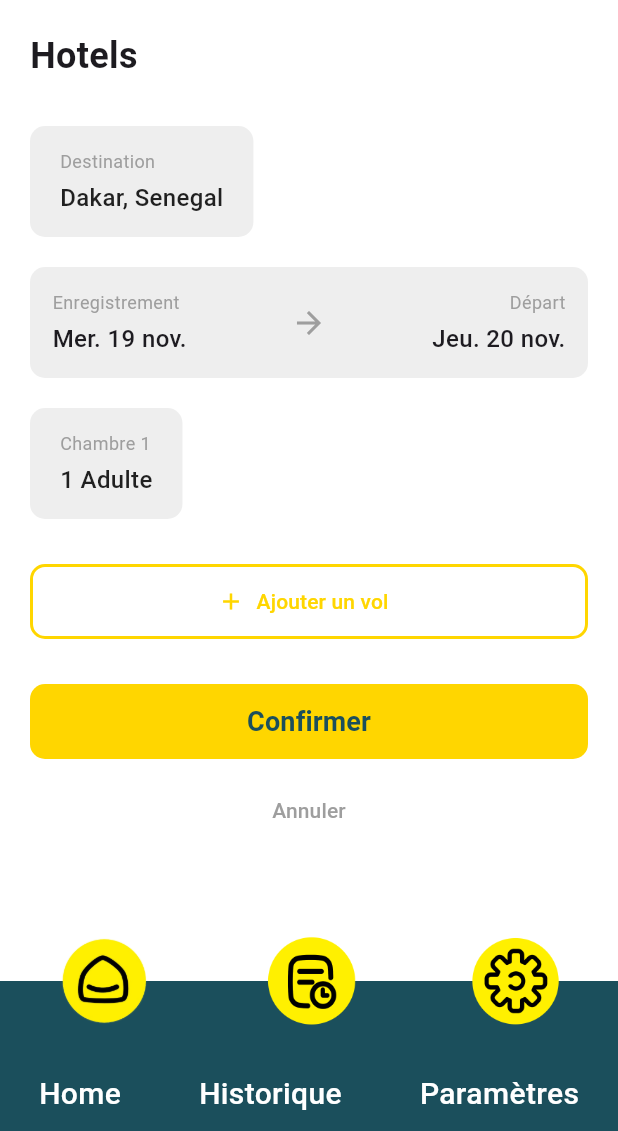
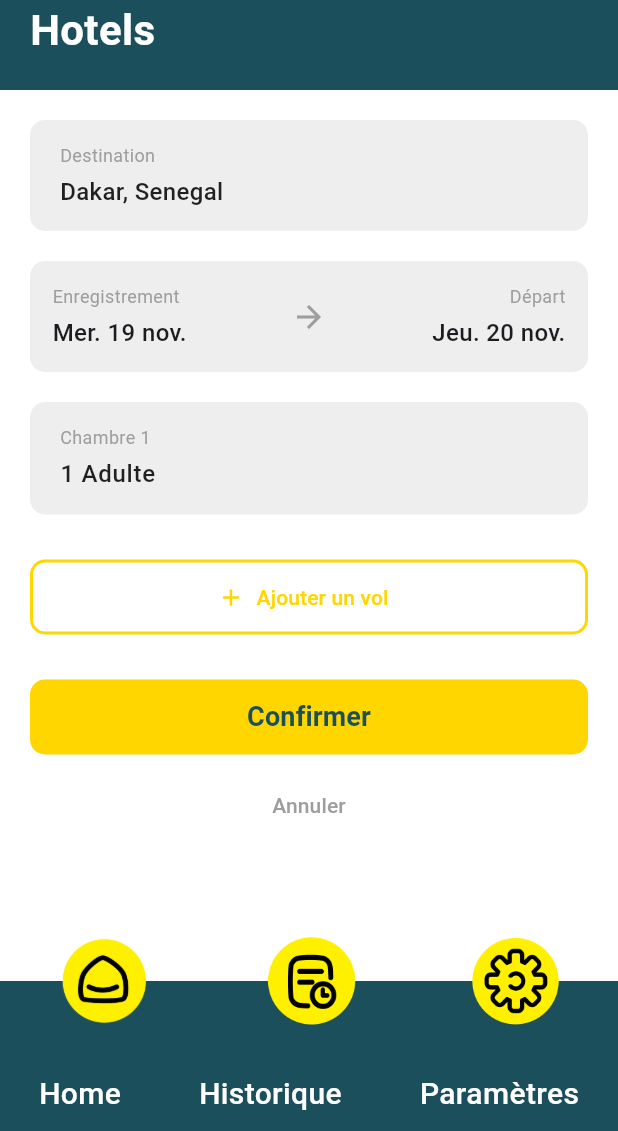
Before and after one commit to mohamed-doumbia/smile-go-app-new-version, a Flutter app: the DashboardScreen screen opened directly, after a tap on "Hôtels", on a phone screen of 412 x 824 dp, the part 105-1236 px from its top. Run offline on Flutter 3.47's test engine with Material 3 defaults, Android fonts, the phone set to English and light mode, and no system bars; our stand-ins replace dotted_line, flutter_contacts, flutter_secure_storage, permission_handler; accounts and stored records are empty.

Commit message:
nouvelle mise a jour

```diff
--- a/lib/screens/booking/hotel_search_screen.dart
+++ b/lib/screens/booking/hotel_search_screen.dart
@@ -4,12 +4,8 @@ import 'package:intl/intl.dart';
 import '../../config/theme.dart';
 import '../../widgets/custom_header.dart';
 import '../../widgets/custom_bottom_bar.dart';
-
-// Importez les providers nécessaires (nous utiliserons BookingProvider pour simuler la recherche)
 import '../../providers/booking_provider.dart';
-import 'hotel_results_screen.dart';
-// Importez l'écran de destination (à définir après la recherche)
-// import 'hotel_results_screen.dart';
+import 'hotel_results_screen.dart'; // Écran de destination après la recherche
 
 class HotelSearchScreen extends StatefulWidget {
   const HotelSearchScreen({super.key});
@@ -19,7 +15,7 @@ class HotelSearchScreen extends StatefulWidget {
 }
 
 class _HotelSearchScreenState extends State<HotelSearchScreen> {
-  // Contrôleurs pour les champs (basés sur Screen 2)
+  // Contrôleurs pour les champs
   final TextEditingController destinationController = TextEditingController(text: "Dakar, Senegal");
   final TextEditingController checkInDateController = TextEditingController(text: "Mer. 19 nov.");
   final TextEditingController checkOutDateController = TextEditingController(text: "Jeu. 20 nov.");
@@ -31,20 +27,46 @@ class _HotelSearchScreenState extends State<HotelSearchScreen> {
     "Abidjan, Côte d'Ivoire",
     "Paris, France",
     "New York, États-Unis",
-    "Dakar, Senegal", // Ajouté pour le test
+    "Dakar, Senegal",
   ];
 
   @override
   Widget build(BuildContext context) {
-    // Note: Utilisation du BookingProvider pour gérer l'état de chargement
     final booking = Provider.of<BookingProvider>(context);
 
     return Scaffold(
       backgroundColor: Colors.white,
       body: Column(
         children: [
-          // 1. HEADER
+          // 1. HEADER avec "Hotels"
+          Container(
+            decoration: const BoxDecoration(
+              color: AppColors.primaryDark,
+              borderRadius: BorderRadius.only(
+                bottomLeft: Radius.zero,
+                bottomRight: Radius.zero,
+              ),
+            ),
+            child: Column(
+              children: [
                 const CustomHeader(),
+                const Padding(
+                  padding: EdgeInsets.only(left: 20, bottom: 20),
+                  child: Align(
+                    alignment: Alignment.centerLeft,
+                    child: Text(
+                      "Hotels",
+                      style: TextStyle(
+                        fontSize: 28,
+                        fontWeight: FontWeight.w600,
+                        color: Colors.white,
+                      ),
+                    ),
+                  ),
+                ),
+              ],
+            ),
+          ),
 
           // 2. CONTENU
           Expanded(
@@ -53,14 +75,12 @@ class _HotelSearchScreenState extends State<HotelSearchScreen> {
               child: Column(
                 crossAxisAlignment: CrossAxisAlignment.start,
                 children: [
-                  const Text("Hotels", style: TextStyle(fontSize: 24, fontWeight: FontWeight.bold)),
-                  const SizedBox(height: 30),
-
-                  // 3. CARTE DESTINATION
-                  _buildHotelInputCard(
+                  // 3. CARTE DESTINATION (Non-éditable, ouvre un modal de sélection)
+                  _buildInputCard(
                     label: "Destination",
-                    valueController: destinationController,
+                    controller: destinationController,
                     onTap: () => _showCountryPicker(destinationController),
+                    isEditable: false,
                   ),
                   const SizedBox(height: 20),
 
@@ -68,20 +88,15 @@ class _HotelSearchScreenState extends State<HotelSearchScreen> {
                   _buildDatesCard(booking),
                   const SizedBox(height: 20),
 
-                  // 5. CARTE CHAMBRE/ADULTE
-                  _buildHotelInputCard(
+                  // 5. CARTE CHAMBRE/ADULTE (Éditable, le texte se vide au clic)
+                  _buildInputCard(
                     label: "Chambre 1",
-                    valueController: roomsGuestsController,
-                    onTap: () {
-                      // Logique pour sélectionner les chambres/adultes (ici on simule)
-                      print("Ouvrir sélecteur chambre/adulte");
-                    },
+                    controller: roomsGuestsController,
+                    isEditable: true,
                   ),
                   const SizedBox(height: 30),
 
                   // 6. BOUTON AJOUTER UN VOL (simulé)
-                  // Bien que l'image montre "Ajouter un vol", cela semble être une erreur visuelle ou une fonctionnalité avancée du même template
-                  // Je l'implémente comme un bouton standard pour respecter le design.
                   SizedBox(
                     width: double.infinity,
                     height: 50,
@@ -132,13 +147,20 @@ class _HotelSearchScreenState extends State<HotelSearchScreen> {
     );
   }
 
-  // --- WIDGETS SPÉCIFIQUES ---
+  // --- WIDGET D'ENTRÉE GÉNÉRIQUE POUR L'HÔTEL (Gère Éditable et Non-éditable) ---
+  Widget _buildInputCard({
+    required String label,
+    required TextEditingController controller,
+    VoidCallback? onTap,
+    bool isEditable = false,
+  }) {
 
-  // Card générale pour Destination / Chambre
-  Widget _buildHotelInputCard({required String label, required TextEditingController valueController, required VoidCallback onTap}) {
+    // Si le champ n'est pas éditable (Destination, Dates)
+    if (!isEditable) {
       return GestureDetector(
         onTap: onTap,
         child: Container(
+          width: double.infinity, // Toute la largeur
           padding: const EdgeInsets.symmetric(horizontal: 20, vertical: 15),
           decoration: BoxDecoration(
             color: const Color(0xFFEEEEEE),
@@ -149,9 +171,42 @@ class _HotelSearchScreenState extends State<HotelSearchScreen> {
             children: [
               Text(label, style: const TextStyle(fontSize: 12, color: Colors.grey)),
               const SizedBox(height: 4),
-            Text(valueController.text, style: const TextStyle(fontSize: 16, color: Colors.black87, fontWeight: FontWeight.w500)),
+              Text(controller.text, style: const TextStyle(fontSize: 16, color: Colors.black87, fontWeight: FontWeight.w500)),
             ],
           ),
+        ),
+      );
+    }
+
+    // Si le champ est éditable (Chambre 1)
+    return Container(
+      width: double.infinity, // Toute la largeur
+      padding: const EdgeInsets.symmetric(horizontal: 20, vertical: 15),
+      decoration: BoxDecoration(
+        color: const Color(0xFFEEEEEE),
+        borderRadius: BorderRadius.circular(10),
+      ),
+      child: Column(
+        crossAxisAlignment: CrossAxisAlignment.start,
+        children: [
+          Text(label, style: const TextStyle(fontSize: 12, color: Colors.grey)),
+          const SizedBox(height: 4),
+          TextField(
+            controller: controller,
+            onTap: () {
+              // Logique pour vider le texte au premier clic
+              if (controller.text == "1 Adulte") {
+                controller.clear();
+              }
+            },
+            decoration: const InputDecoration(
+              border: InputBorder.none,
+              isDense: true,
+              contentPadding: EdgeInsets.zero,
+            ),
+            style: const TextStyle(fontSize: 16, color: Colors.black87, fontWeight: FontWeight.w500),
+          ),
+        ],
       ),
     );
   }
@@ -159,6 +214,7 @@ class _HotelSearchScreenState extends State<HotelSearchScreen> {
   // Card spécifique pour les Dates (Enregistrement -> Départ)
   Widget _buildDatesCard(BookingProvider booking) {
     return Container(
+      width: double.infinity, // Toute la largeur
       padding: const EdgeInsets.all(15),
       decoration: BoxDecoration(
         color: const Color(0xFFEEEEEE),
@@ -204,23 +260,19 @@ class _HotelSearchScreenState extends State<HotelSearchScreen> {
   }
 
   // --- LOGIQUE MODAL DE CHARGEMENT (Screen 3) ---
-
   void _showLoadingModal(BuildContext context, BookingProvider booking) {
-    // On lance la recherche (simulée ou réelle)
     booking.searchHotels(destinationController.text, checkInDateController.text);
 
-    // Affichage du modal
     showDialog(
       context: context,
-      barrierDismissible: false, // Empêche de fermer en cliquant à l'extérieur
+      barrierDismissible: false,
       builder: (context) {
         return Consumer<BookingProvider>(
           builder: (context, booking, child) {
-            // Si le chargement est terminé, fermer le modal
             if (!booking.isLoading) {
               WidgetsBinding.instance.addPostFrameCallback((_) {
-                Navigator.of(context).pop(); // Ferme le modal
-                // REDIRECTION après la recherche (vers les résultats d'hôtels, à définir)
+                Navigator.of(context).pop();
+                // REDIRECTION vers Hotel Results Screen
                 Navigator.push(context, MaterialPageRoute(builder: (_) => const HotelResultsScreen()));
 
                 ScaffoldMessenger.of(context).showSnackBar(
@@ -239,7 +291,6 @@ class _HotelSearchScreenState extends State<HotelSearchScreen> {
                 child: Column(
                   mainAxisAlignment: MainAxisAlignment.center,
                   children: [
-                    // Spinner de chargement (visible sur l'image)
                     const CircularProgressIndicator(color: AppColors.primaryDark),
                     const SizedBox(height: 20),
                     const Text(
@@ -248,7 +299,6 @@ class _HotelSearchScreenState extends State<HotelSearchScreen> {
                       style: TextStyle(color: AppColors.primaryDark, fontWeight: FontWeight.bold),
                     ),
                     const SizedBox(height: 10),
-                    // Détails de la recherche
                     Text(
                       "${destinationController.text}\n${checkInDateController.text} au ${checkOutDateController.text}\n${roomsGuestsController.text}",
                       textAlign: TextAlign.center,
@@ -328,7 +378,6 @@ class _HotelSearchScreenState extends State<HotelSearchScreen> {
     if (picked != null) {
       setState(() {
         selectedDate = picked;
-        // Utilisation de DateFormat si vous avez importé intl
         controller.text = DateFormat('EEE. d MMM', 'fr').format(picked);
       });
     }
--- a/lib/widgets/custom_bottom_bar.dart
+++ b/lib/widgets/custom_bottom_bar.dart
@@ -2,6 +2,7 @@ import 'package:flutter/material.dart';
 import 'package:provider/provider.dart';
 import '../providers/nav_provider.dart';
 import '../config/theme.dart';
+import '../screens/core/dashboard_screen.dart'; // ← Ajoute cet import
 
 class CustomBottomBar extends StatelessWidget {
   const CustomBottomBar({super.key});
@@ -42,15 +43,15 @@ class CustomBottomBar extends StatelessWidget {
               mainAxisAlignment: MainAxisAlignment.spaceAround,
               children: [
                 GestureDetector(
-                  onTap: () => nav.setIndex(0),
+                  onTap: () => _navigateToTab(context, nav, 0),
                   child: Image.asset('assets/icons/bouton_HOME_screen_6-removebg-preview.png', height: 60),
                 ),
                 GestureDetector(
-                  onTap: () => nav.setIndex(1),
+                  onTap: () => _navigateToTab(context, nav, 1),
                   child: Image.asset('assets/icons/bouton HISTORIQUE screen 6.png', height: 60),
                 ),
                 GestureDetector(
-                  onTap: () => nav.setIndex(2),
+                  onTap: () => _navigateToTab(context, nav, 2),
                   child: Image.asset('assets/icons/bouton Parame╠Çtre screen 6.png', height: 60),
                 ),
               ],
@@ -60,4 +61,20 @@ class CustomBottomBar extends StatelessWidget {
       ),
     );
   }
+
+  /// Fonction pour naviguer vers un tab
+  void _navigateToTab(BuildContext context, NavProvider nav, int index) {
+    // 1. Changer l'index du tab
+    nav.setIndex(index);
+
+    // 2. Vérifier si on peut faire pop (on est dans une sous-page)
+    if (Navigator.canPop(context)) {
+      // Retourner à DashboardScreen en supprimant toutes les pages au-dessus
+      Navigator.of(context).pushAndRemoveUntil(
+        MaterialPageRoute(builder: (_) => const DashboardScreen()),
+            (route) => false, // Supprime toutes les routes précédentes
+      );
+    }
+    // Sinon, on est déjà sur DashboardScreen, rien à faire
+  }
 }
```
Also changed, not shown: lib/screens/booking/hotel_results_screen.dart (+46 -20 lines). Lines whose indentation alone changed are shown as unchanged.
